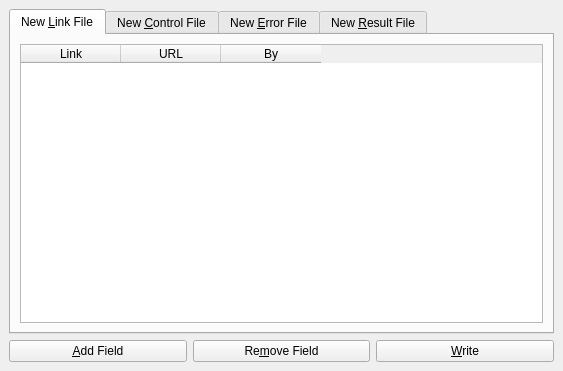
Above: qjson/ui/qjson.ui from part1zano/wrk-tools before the change. Below: the same form after it.
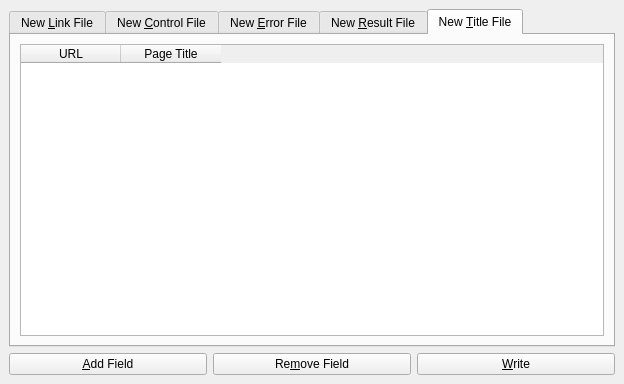
That is the form after the change. The open tabs and pages were chosen to show the change. Icons and pictures are not drawn.

Commit message:
Added titles json file support into qjson.
Subj works well.
 On branch master
 Changes to be committed:
	modified:   qjson.py
	modified:   ui/qjson.ui

```diff
--- a/qjson/ui/qjson.ui
+++ b/qjson/ui/qjson.ui
@@ -6,8 +6,8 @@
    <rect>
     <x>0</x>
     <y>0</y>
-    <width>563</width>
-    <height>371</height>
+    <width>624</width>
+    <height>384</height>
    </rect>
   </property>
   <property name="windowTitle">
@@ -34,9 +34,12 @@
        <attribute name="title">
         <string>New &amp;Link File</string>
        </attribute>
-       <layout class="QGridLayout" name="gridLayout_4">
-        <item row="0" column="0">
+       <layout class="QHBoxLayout" name="horizontalLayout_5">
+        <item>
          <widget class="QTableWidget" name="tableLink">
+          <property name="alternatingRowColors">
+           <bool>true</bool>
+          </property>
           <property name="selectionMode">
            <enum>QAbstractItemView::SingleSelection</enum>
           </property>
@@ -183,6 +186,39 @@
         </item>
        </layout>
       </widget>
+      <widget class="QWidget" name="tabTitle">
+       <attribute name="title">
+        <string>New &amp;Title File</string>
+       </attribute>
+       <layout class="QHBoxLayout" name="horizontalLayout_2">
+        <item>
+         <widget class="QTableWidget" name="tableTitle">
+          <property name="alternatingRowColors">
+           <bool>true</bool>
+          </property>
+          <property name="selectionMode">
+           <enum>QAbstractItemView::SingleSelection</enum>
+          </property>
+          <property name="selectionBehavior">
+           <enum>QAbstractItemView::SelectRows</enum>
+          </property>
+          <attribute name="verticalHeaderVisible">
+           <bool>false</bool>
+          </attribute>
+          <column>
+           <property name="text">
+            <string>URL</string>
+           </property>
+          </column>
+          <column>
+           <property name="text">
+            <string>Page Title</string>
+           </property>
+          </column>
+         </widget>
+        </item>
+       </layout>
+      </widget>
      </widget>
     </item>
     <item row="1" column="0">
```
Left out of the diff: 17 changed lines with no effect on the pictures. The commit also changes 1 other file.
